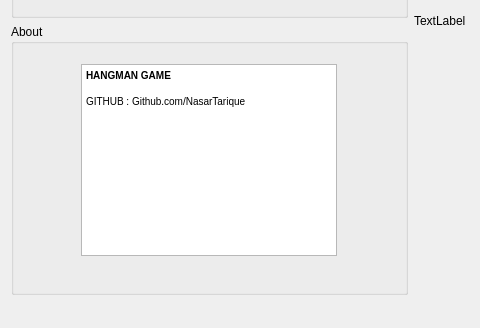
Old version of the form HANGMAN_GAME/hangaman.ui in the repository NasarTarique/HangmanGame; both pictures show x 0 to 480 and y 282 to 610 of the 822 by 610 pixel window.
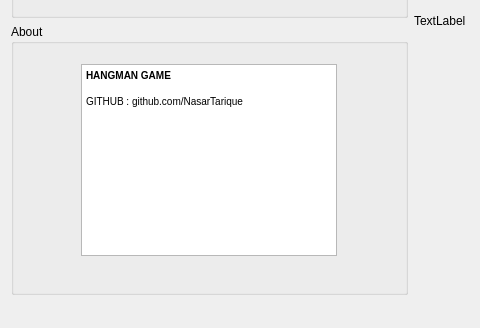
New version of the form.

Patch:
```diff
--- a/HANGMAN_GAME/hangaman.ui
+++ b/HANGMAN_GAME/hangaman.ui
@@ -76,7 +76,7 @@
 &lt;/style&gt;&lt;/head&gt;&lt;body style=&quot; font-family:'MS Shell Dlg 2'; font-size:7.8pt; font-weight:400; font-style:normal;&quot;&gt;
 &lt;p style=&quot; margin-top:0px; margin-bottom:0px; margin-left:0px; margin-right:0px; -qt-block-indent:0; text-indent:0px;&quot;&gt;&lt;span style=&quot; font-weight:600;&quot;&gt;HANGMAN GAME &lt;/span&gt;&lt;/p&gt;
 &lt;p style=&quot;-qt-paragraph-type:empty; margin-top:0px; margin-bottom:0px; margin-left:0px; margin-right:0px; -qt-block-indent:0; text-indent:0px;&quot;&gt;&lt;br /&gt;&lt;/p&gt;
-&lt;p style=&quot; margin-top:0px; margin-bottom:0px; margin-left:0px; margin-right:0px; -qt-block-indent:0; text-indent:0px;&quot;&gt;GITHUB : Github.com/NasarTarique&lt;/p&gt;&lt;/body&gt;&lt;/html&gt;</string>
+&lt;p style=&quot; margin-top:0px; margin-bottom:0px; margin-left:0px; margin-right:0px; -qt-block-indent:0; text-indent:0px;&quot;&gt;GITHUB : github.com/NasarTarique&lt;/p&gt;&lt;/body&gt;&lt;/html&gt;</string>
        </property>
       </widget>
      </widget>
```
Left out of the diff: 19 changed lines with no effect on the pictures.
